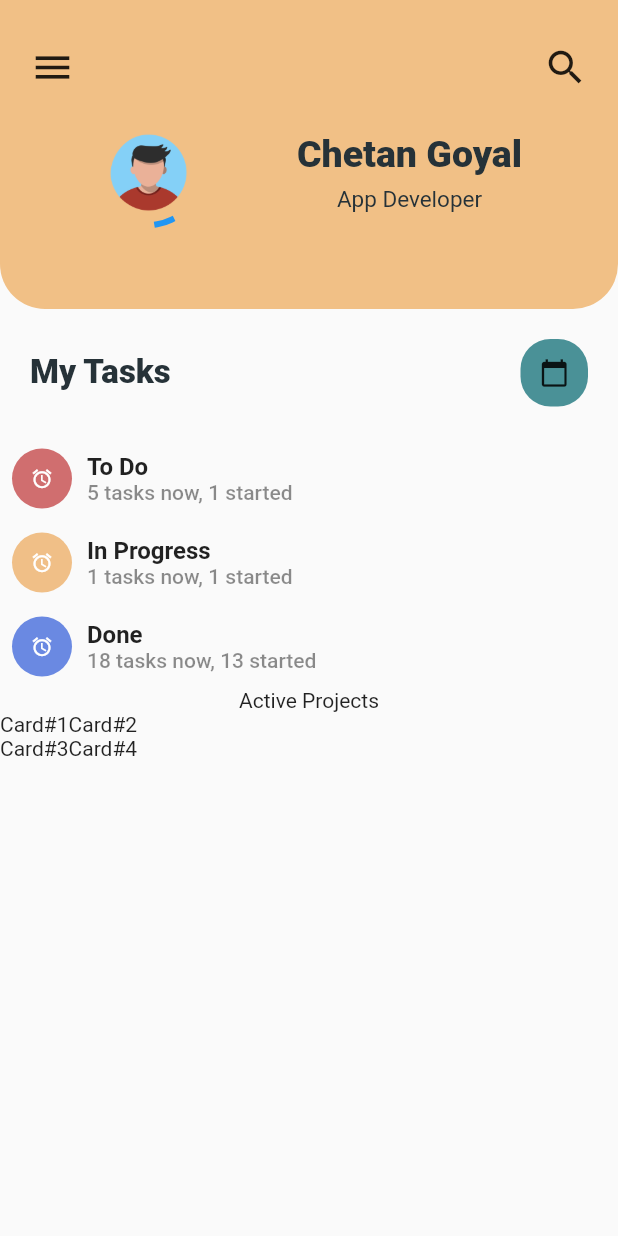
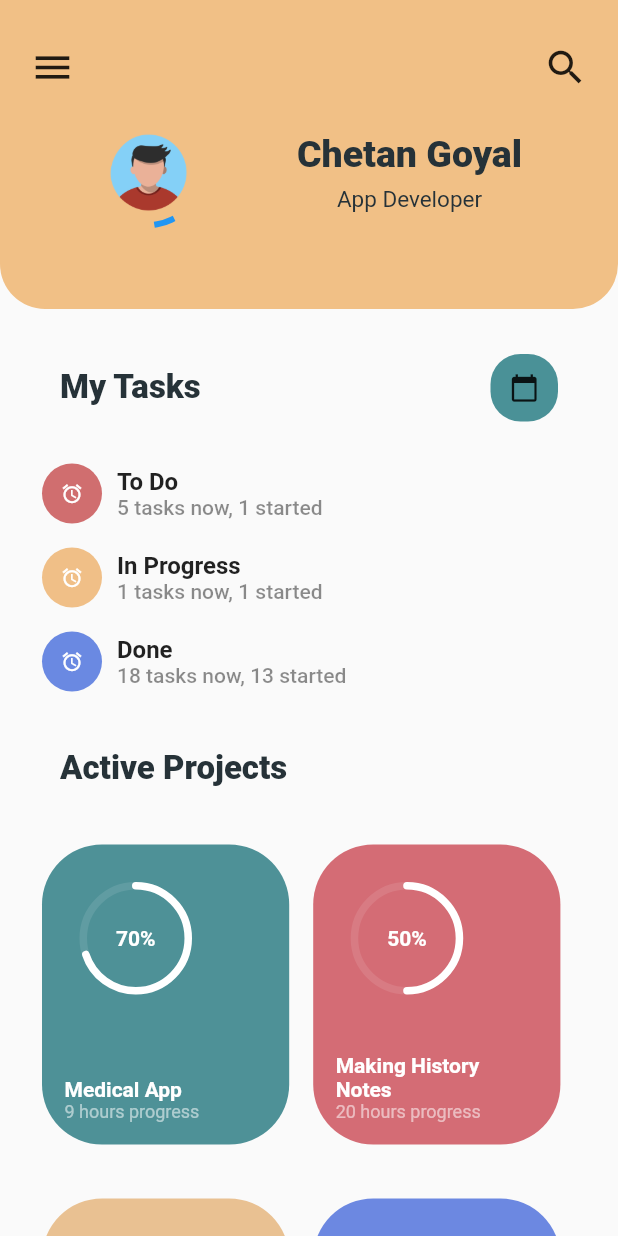
Before and after one commit to Chetan-Goyal/Flutter-HomeScreen-UI, a Flutter app: the screen it shows after launch, on a phone screen of 412 x 824 dp. Run offline on Flutter 3.47's test engine with Material 2 defaults, Android fonts, the phone set to English and light mode, and no system bars; drawn by our look-alikes of percent_indicator.

Commit message:
Adds Active Projects Section

```diff
--- a/lib/screens/home_screen/home_screen.dart
+++ b/lib/screens/home_screen/home_screen.dart
@@ -1,13 +1,13 @@
 import 'package:flutter/material.dart';
 import 'package:flutter_home_screen_ui/widgets/my_tasks_row.dart';
+import 'package:flutter_home_screen_ui/widgets/active_projects_card.dart';
 
 class HomeScreen extends StatelessWidget {
   @override
   Widget build(BuildContext context) {
     return Scaffold(
       body: SafeArea(
-          child: Column(
-        children: [
+        child: Column(crossAxisAlignment: CrossAxisAlignment.start, children: [
           Container(
             height: MediaQuery.of(context).size.height * 0.25,
             decoration: BoxDecoration(
@@ -44,10 +44,6 @@ class HomeScreen extends StatelessWidget {
                     ),
                   ],
                 ),
-                // Padding(
-                // padding:
-                //     const EdgeInsets.symmetric(horizontal: 0, vertical: 0.0),
-
                 Row(
                   crossAxisAlignment: CrossAxisAlignment.center,
                   mainAxisAlignment: MainAxisAlignment.spaceEvenly,
@@ -88,6 +84,15 @@ class HomeScreen extends StatelessWidget {
               ],
             ),
           ),
+          Expanded(
+              child: SingleChildScrollView(
+                  child: Column(children: <Widget>[
+            Container(
+              color: Colors.transparent,
+              padding: EdgeInsets.symmetric(horizontal: 20.0, vertical: 10.0),
+              child: Column(
+                crossAxisAlignment: CrossAxisAlignment.start,
+                children: [
                   Row(
                     children: [
                       Container(
@@ -139,17 +144,69 @@ class HomeScreen extends StatelessWidget {
                     details: "18 tasks now, 13 started",
                     iconBackgroundColor: Color.fromRGBO(106, 137, 226, 1),
                   ),
-          Text("Active Projects"),
+                  SizedBox(height: 10),
+                  Container(
+                    margin: EdgeInsetsDirectional.all(20),
+                    child: Text(
+                      "Active Projects",
+                      textAlign: TextAlign.left,
+                      style: TextStyle(
+                        fontSize: 22.0,
+                        color: Colors.blueGrey[900],
+                        fontWeight: FontWeight.w900,
+                      ),
+                    ),
+                  ),
                   Row(children: [
-            Text("Card#1"),
-            Text("Card#2"),
+                    Padding(
+                      padding: const EdgeInsets.all(8.0),
+                      child: ActiveProjectsCard(
+                          bgColor: Color.fromRGBO(78, 145, 151, 1),
+                          progress: 0.7,
+                          heading: "Medical App",
+                          details: "9 hours progress"),
+                    ),
+                    Padding(
+                      padding: const EdgeInsets.all(8.0),
+                      child: ActiveProjectsCard(
+                          bgColor: Color.fromRGBO(212, 108, 117, 1),
+                          progress: 0.5,
+                          heading: "Making History Notes",
+                          details: "20 hours progress"),
+                    ),
                   ]),
                   Row(children: [
-            Text("Card#3"),
-            Text("Card#4"),
+                    Padding(
+                      padding: const EdgeInsets.all(8.0),
+                      child: ActiveProjectsCard(
+                          bgColor: Color.fromRGBO(233, 193, 146, 1),
+                          progress: 0.3,
+                          heading: "Null Safety Course",
+                          details: "2 hours progress"),
+                    ),
+                    Padding(
+                      padding: const EdgeInsets.all(8.0),
+                      child: ActiveProjectsCard(
+                          bgColor: Color.fromRGBO(108, 136, 225, 1),
+                          progress: 0.9,
+                          heading: "Project Management",
+                          details: "3 hours progress"),
+                    ),
                   ]),
+                  Padding(
+                    padding: const EdgeInsets.all(8.0),
+                    child: ActiveProjectsCard(
+                        bgColor: Color.fromRGBO(78, 145, 151, 1),
+                        progress: 0.8,
+                        heading: "Migration to Flutter 2.2",
+                        details: "3 hours progress"),
+                  )
                 ],
-      )),
+              ),
+            )
+          ])))
+        ]),
+      ),
     );
   }
 }
--- /dev/null
+++ b/lib/widgets/active_projects_card.dart
@@ -0,0 +1,74 @@
+import 'package:flutter/material.dart';
+import 'package:percent_indicator/percent_indicator.dart';
+
+class ActiveProjectsCard extends StatelessWidget {
+  final Color bgColor;
+  final double progress;
+  final String heading;
+  final String details;
+
+  ActiveProjectsCard({
+    required this.bgColor,
+    required this.progress,
+    required this.heading,
+    required this.details,
+  });
+
+  @override
+  Widget build(BuildContext context) {
+    return Container(
+      width: MediaQuery.of(context).size.width / 2.5,
+      margin: EdgeInsets.symmetric(vertical: 10.0),
+      padding: EdgeInsets.all(15.0),
+      height: 200,
+      decoration: BoxDecoration(
+        color: bgColor,
+        borderRadius: BorderRadius.circular(40.0),
+      ),
+      child: Column(
+        mainAxisAlignment: MainAxisAlignment.spaceBetween,
+        crossAxisAlignment: CrossAxisAlignment.start,
+        children: <Widget>[
+          Padding(
+            padding: const EdgeInsets.all(10.0),
+            child: CircularPercentIndicator(
+              animation: true,
+              radius: 75.0,
+              percent: progress,
+              lineWidth: 5.0,
+              circularStrokeCap: CircularStrokeCap.round,
+              backgroundColor: Colors.white10,
+              progressColor: Colors.white,
+              center: Text(
+                '${(progress * 100).round()}%',
+                style:
+                    TextStyle(fontWeight: FontWeight.w700, color: Colors.white),
+              ),
+            ),
+          ),
+          Column(
+            crossAxisAlignment: CrossAxisAlignment.start,
+            children: <Widget>[
+              Text(
+                heading,
+                style: TextStyle(
+                  fontSize: 14.0,
+                  color: Colors.white,
+                  fontWeight: FontWeight.w700,
+                ),
+              ),
+              Text(
+                details,
+                style: TextStyle(
+                  fontSize: 12.0,
+                  color: Colors.white54,
+                  fontWeight: FontWeight.w400,
+                ),
+              ),
+            ],
+          ),
+        ],
+      ),
+    );
+  }
+}
--- a/pubspec.yaml
+++ b/pubspec.yaml
@@ -23,7 +23,7 @@ environment:
 dependencies:
   flutter:
     sdk: flutter
-
+  percent_indicator: ^3.0.1
 
   # The following adds the Cupertino Icons font to your application.
   # Use with the CupertinoIcons class for iOS style icons.
```
Also changed, not shown: pubspec.lock. Lines whose indentation alone changed are shown as unchanged.
